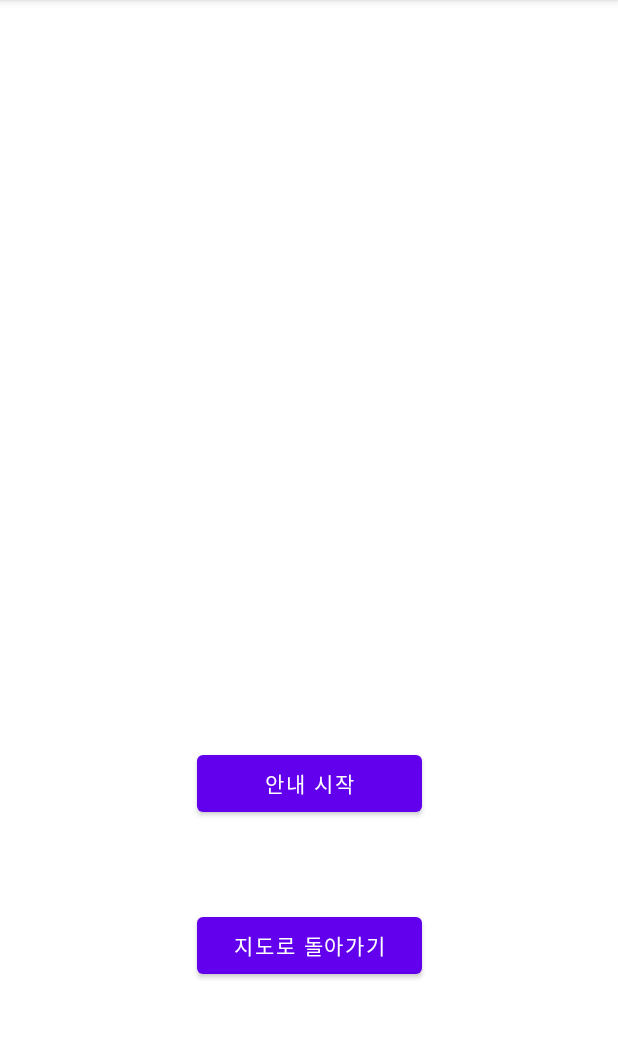
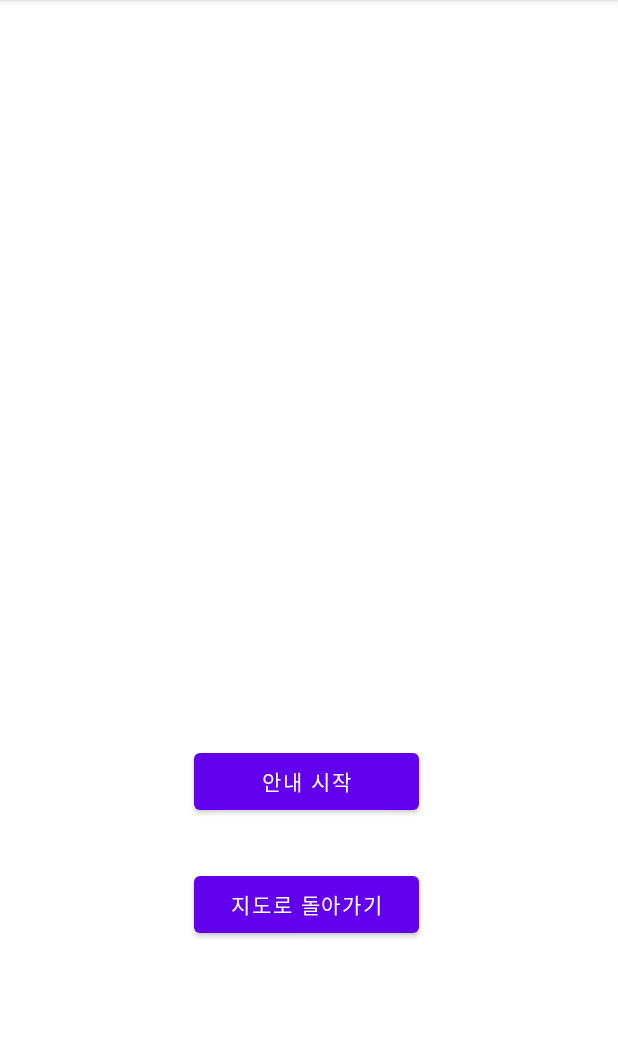
Before and after one commit to PM-MapService/PM-MapService-Front, an Android app: the ParkingDetailActivity screen opened directly, with no data from a screen before it, on a phone screen of 412 x 824 dp, the part 84-1123 px from its top. Run offline under Robolectric (Android 15) with nearby library versions, the phone set to English and light mode, and no system bars; our stand-ins replace Volley; libraries missing offline, so code that uses them is left out: com.skt; network calls fail; pictures from the network do not load.

Commit message:
레이아웃 수정

```diff
--- a/app/src/main/res/layout/parking_detail.xml
+++ b/app/src/main/res/layout/parking_detail.xml
@@ -35,30 +35,27 @@
         android:id="@+id/button2"
         android:layout_width="150dp"
         android:layout_height="50dp"
-        android:layout_marginTop="497dp"
+        android:layout_marginTop="56dp"
+        android:onClick="Onclick1"
         android:text="안내 시작"
         app:layout_constraintEnd_toEndOf="parent"
-        app:layout_constraintHorizontal_bias="0.5"
+        app:layout_constraintHorizontal_bias="0.493"
         app:layout_constraintStart_toStartOf="parent"
-        app:layout_constraintTop_toTopOf="parent"
-        tools:ignore="MissingConstraints"
-        android:onClick="Onclick1"
-        />
+        app:layout_constraintTop_toBottomOf="@+id/imageView"
+        tools:ignore="MissingConstraints" />
 
     <Button
         android:id="@+id/button3"
         android:layout_width="150dp"
         android:layout_height="50dp"
-        android:layout_marginTop="605dp"
+        android:layout_marginTop="32dp"
+        android:onClick="Onclick2"
         android:text="지도로 돌아가기"
         app:layout_constraintEnd_toEndOf="parent"
-        app:layout_constraintHorizontal_bias="0.5"
+        app:layout_constraintHorizontal_bias="0.493"
         app:layout_constraintStart_toStartOf="parent"
-        app:layout_constraintTop_toTopOf="parent"
-        tools:ignore="MissingConstraints"
-        android:onClick="Onclick2"/>
-
-
+        app:layout_constraintTop_toBottomOf="@+id/button2"
+        tools:ignore="MissingConstraints" />
 
 
 </androidx.constraintlayout.widget.ConstraintLayout>
```
